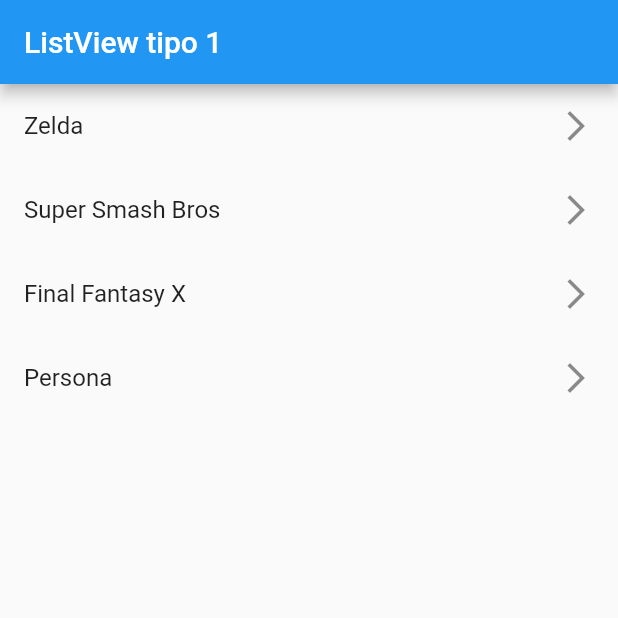
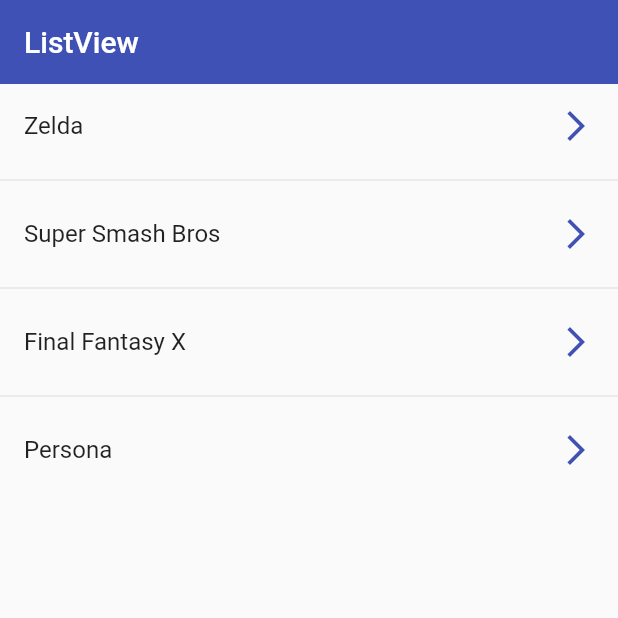
Before and after one commit to martinb28/FlutterComponents, a Flutter app: the screen it shows after launch, on a phone screen of 412 x 824 dp, the top half of it. Run offline on Flutter 3.47's test engine with Material 2 defaults, Android fonts, the phone set to English and light mode, and no system bars.

Commit message:
update listview

```diff
--- a/lib/screens/listview1_screen.dart
+++ b/lib/screens/listview1_screen.dart
@@ -10,18 +10,22 @@ class Listview1Screen extends StatelessWidget {
   Widget build(BuildContext context) {
     return Scaffold(
       appBar: AppBar(
-        title: const Text('ListView tipo 1'),
+        title: const Text('ListView'),
+        elevation: 0,
+        backgroundColor: Colors.indigo,
       ),
-      body: ListView(
-        children: [
-          ...options.map(
-            (game) => ListTile(
-              title: Text(game),
-              trailing: const Icon(Icons.arrow_forward_ios_outlined),
-            )
-          ).toList()
-        ],
-      )
+      body: ListView.separated(
+        itemCount: options.length,
+        itemBuilder: (context, i) => ListTile(
+          title: Text(options[i]),
+          trailing: const Icon(Icons.arrow_forward_ios_outlined, color: Colors.indigo,),
+          onTap: (){
+            final game = options[i];
+            print(game);
+          },
+        ),
+        separatorBuilder: (_, __) => const Divider(),
+        )
     );
   }
 }
```
